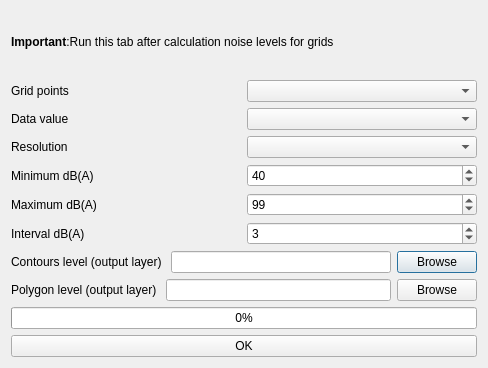
Qt form tools/ui_CreateGrid.ui (pierluigiderosa/openoise) before a commit.
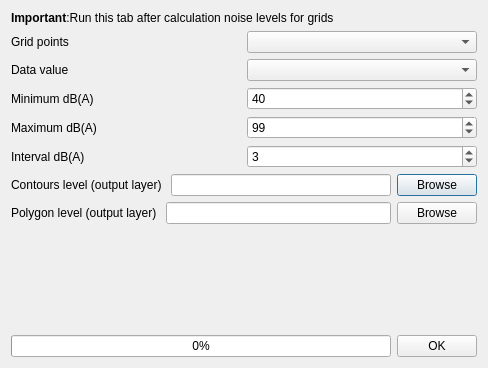
The same form after that commit. Custom widgets are drawn as their Qt base class.

```diff
--- a/tools/ui_CreateGrid.ui
+++ b/tools/ui_CreateGrid.ui
@@ -49,20 +49,6 @@
      </item>
     </layout>
    </item>
-   <item>
-    <layout class="QHBoxLayout" name="horizontalLayout_10">
-     <item>
-      <widget class="QLabel" name="label_10">
-       <property name="text">
-        <string>Resolution</string>
-       </property>
-      </widget>
-     </item>
-     <item>
-      <widget class="QComboBox" name="resolution_raster_comboBox"/>
-     </item>
-    </layout>
-   </item>
    <item>
     <layout class="QHBoxLayout" name="horizontalLayout_11">
      <item>
@@ -163,6 +149,21 @@
     </layout>
    </item>
    <item>
+    <spacer name="verticalSpacer">
+     <property name="orientation">
+      <enum>Qt::Vertical</enum>
+     </property>
+     <property name="sizeHint" stdset="0">
+      <size>
+       <width>20</width>
+       <height>40</height>
+      </size>
+     </property>
+    </spacer>
+   </item>
+   <item>
+    <layout class="QHBoxLayout" name="horizontalLayout">
+     <item>
     <widget class="QProgressBar" name="progressBarGrid">
      <property name="value">
       <number>0</number>
@@ -175,6 +176,8 @@
       <string>OK</string>
      </property>
     </widget>
+     </item>
+    </layout>
    </item>
   </layout>
  </widget>
```
Lines whose indentation alone changed are shown as unchanged.
